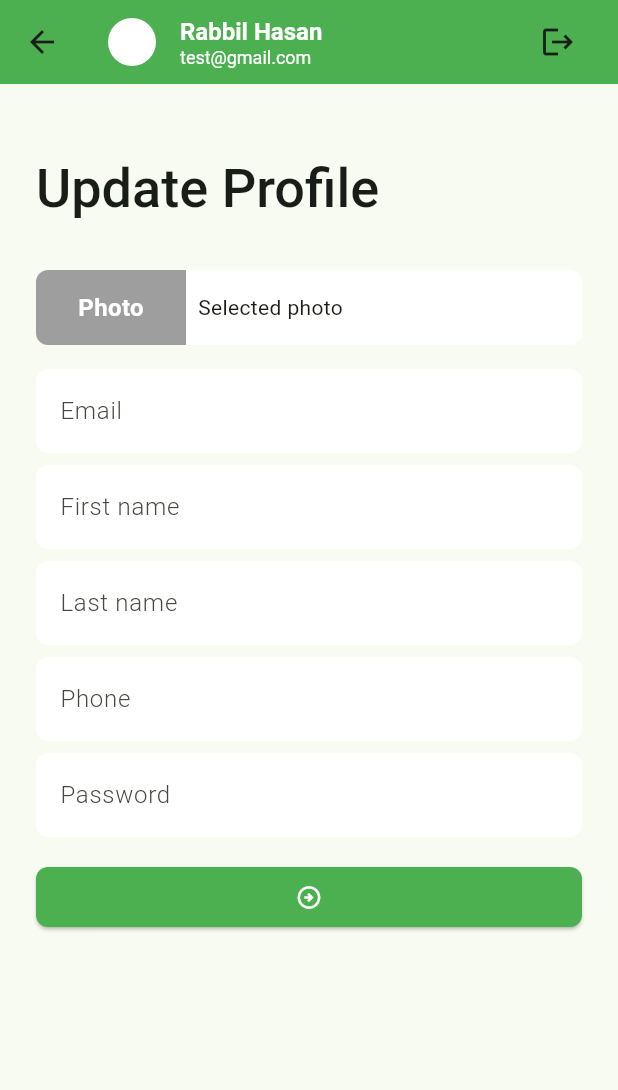
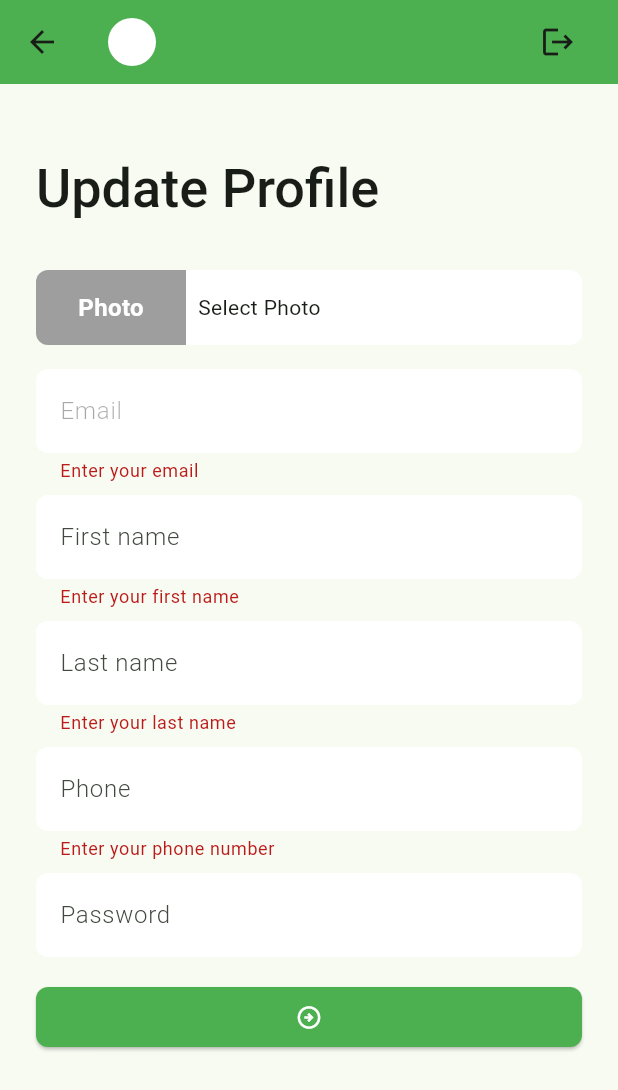
Before and after one commit to RafatMeraz/ostad_flutter_batch_seven, a Flutter app: the ProfileScreen screen opened directly, after a tap on the "arrow circle right" icon, on a phone screen of 412 x 824 dp. Shown: the top 1090 px of the screen. Run offline on Flutter 3.47's test engine with Material 3 defaults, Android fonts, the phone set to English and light mode, and no system bars; our stand-ins replace flutter_svg, image_picker, pin_code_fields, shared_preferences; accounts and stored records are empty.

Commit message:
Integrate update profile api

```diff
--- /dev/null
+++ b/task_manager/lib/data/models/user_model.dart
@@ -0,0 +1,48 @@
+class UserModel {
+  String? sId;
+  String? email;
+  String? firstName;
+  String? lastName;
+  String? mobile;
+  String? password;
+  String? photo;
+  String? createdDate;
+
+  String get fullName {
+    return '${firstName ?? ''} ${lastName ?? ''}';
+  }
+
+  UserModel(
+      {this.sId,
+      this.email,
+      this.firstName,
+      this.lastName,
+      this.mobile,
+      this.password,
+      this.photo,
+      this.createdDate});
+
+  UserModel.fromJson(Map<String, dynamic> json) {
+    sId = json['_id'];
+    email = json['email'];
+    firstName = json['firstName'];
+    lastName = json['lastName'];
+    mobile = json['mobile'];
+    password = json['password'];
+    photo = json['photo'];
+    createdDate = json['createdDate'];
+  }
+
+  Map<String, dynamic> toJson() {
+    final Map<String, dynamic> data = <String, dynamic>{};
+    data['_id'] = sId;
+    data['email'] = email;
+    data['firstName'] = firstName;
+    data['lastName'] = lastName;
+    data['mobile'] = mobile;
+    data['password'] = password;
+    data['photo'] = photo;
+    data['createdDate'] = createdDate;
+    return data;
+  }
+}
--- a/task_manager/lib/data/utils/urls.dart
+++ b/task_manager/lib/data/utils/urls.dart
@@ -7,6 +7,7 @@ class Urls {
   static const String newTaskList = '$_baseUrl/listTaskByStatus/New';
   static const String completedTaskList = '$_baseUrl/listTaskByStatus/Completed';
   static const String taskStatusCount = '$_baseUrl/taskStatusCount';
+  static const String updateProfile = '$_baseUrl/profileUpdate';
 
   static String changeStatus(String taskId, String status) =>
       '$_baseUrl/updateTaskStatus/$taskId/$status';
--- a/task_manager/lib/ui/screens/profile_screen.dart
+++ b/task_manager/lib/ui/screens/profile_screen.dart
@@ -1,4 +1,14 @@
+import 'dart:convert';
+
 import 'package:flutter/material.dart';
+import 'package:image_picker/image_picker.dart';
+import 'package:task_manager/data/models/network_response.dart';
+import 'package:task_manager/data/models/user_model.dart';
+import 'package:task_manager/data/services/network_caller.dart';
+import 'package:task_manager/data/utils/urls.dart';
+import 'package:task_manager/ui/controllers/auth_controller.dart';
+import 'package:task_manager/ui/widgets/centered_circular_progress_indicator.dart';
+import 'package:task_manager/ui/widgets/snack_bar_message.dart';
 import 'package:task_manager/ui/widgets/tm_app_bar.dart';
 
 class ProfileScreen extends StatefulWidget {
@@ -9,6 +19,30 @@ class ProfileScreen extends StatefulWidget {
 }
 
 class _ProfileScreenState extends State<ProfileScreen> {
+  final TextEditingController _emailTEController = TextEditingController();
+  final TextEditingController _firstNameTEController = TextEditingController();
+  final TextEditingController _lastNameTEController = TextEditingController();
+  final TextEditingController _phoneTEController = TextEditingController();
+  final TextEditingController _passwordTEController = TextEditingController();
+  final GlobalKey<FormState> _formKey = GlobalKey<FormState>();
+
+  XFile? _selectedImage;
+
+  bool _updateProfileInProgress = false;
+
+  @override
+  void initState() {
+    super.initState();
+    _setUserData();
+  }
+
+  void _setUserData() {
+    _emailTEController.text = AuthController.userData?.email ?? '';
+    _firstNameTEController.text = AuthController.userData?.firstName ?? '';
+    _lastNameTEController.text = AuthController.userData?.lastName ?? '';
+    _phoneTEController.text = AuthController.userData?.mobile ?? '';
+  }
+
   @override
   Widget build(BuildContext context) {
     return Scaffold(
@@ -18,6 +52,8 @@ class _ProfileScreenState extends State<ProfileScreen> {
       body: SingleChildScrollView(
         child: Padding(
           padding: const EdgeInsets.symmetric(horizontal: 24),
+          child: Form(
+            key: _formKey,
             child: Column(
               crossAxisAlignment: CrossAxisAlignment.start,
               children: [
@@ -33,44 +69,120 @@ class _ProfileScreenState extends State<ProfileScreen> {
                 _buildPhotoPicker(),
                 const SizedBox(height: 16),
                 TextFormField(
+                  enabled: false,
+                  controller: _emailTEController,
                   decoration: const InputDecoration(hintText: 'Email'),
+                  validator: (String? value) {
+                    if (value?.trim().isEmpty ?? true) {
+                      return 'Enter your email';
+                    }
+                    return null;
+                  },
                 ),
                 const SizedBox(height: 8),
                 TextFormField(
+                  controller: _firstNameTEController,
                   decoration: const InputDecoration(hintText: 'First name'),
+                  validator: (String? value) {
+                    if (value?.trim().isEmpty ?? true) {
+                      return 'Enter your first name';
+                    }
+                    return null;
+                  },
                 ),
                 const SizedBox(height: 8),
                 TextFormField(
+                  controller: _lastNameTEController,
                   decoration: const InputDecoration(hintText: 'Last name'),
+                  validator: (String? value) {
+                    if (value?.trim().isEmpty ?? true) {
+                      return 'Enter your last name';
+                    }
+                    return null;
+                  },
                 ),
                 const SizedBox(height: 8),
                 TextFormField(
+                  controller: _phoneTEController,
                   decoration: const InputDecoration(hintText: 'Phone'),
+                  validator: (String? value) {
+                    if (value?.trim().isEmpty ?? true) {
+                      return 'Enter your phone number';
+                    }
+                    return null;
+                  },
                 ),
                 const SizedBox(height: 8),
                 TextFormField(
+                  controller: _passwordTEController,
                   decoration: const InputDecoration(hintText: 'Password'),
                 ),
                 const SizedBox(height: 16),
-              ElevatedButton(
-                onPressed: () {},
+                Visibility(
+                  visible: _updateProfileInProgress == false,
+                  replacement: const CenteredCircularProgressIndicator(),
+                  child: ElevatedButton(
+                    onPressed: () {
+                      if (_formKey.currentState!.validate()) {
+                        _updateProfile();
+                      }
+                    },
                     child: const Icon(Icons.arrow_circle_right_outlined),
+                  ),
                 ),
                 const SizedBox(height: 16),
               ],
             ),
           ),
         ),
+      ),
     );
   }
 
-  Container _buildPhotoPicker() {
-    return Container(
+  Future<void> _updateProfile() async {
+    _updateProfileInProgress = true;
+    setState(() {});
+    Map<String, dynamic> requestBody = {
+      "email": _emailTEController.text.trim(),
+      "firstName": _firstNameTEController.text.trim(),
+      "lastName": _lastNameTEController.text.trim(),
+      "mobile": _phoneTEController.text.trim(),
+    };
+
+    if (_passwordTEController.text.isNotEmpty) {
+      requestBody['password'] = _passwordTEController.text;
+    }
+
+    if (_selectedImage != null) {
+      List<int> imageBytes = await _selectedImage!.readAsBytes();
+      String convertedImage = base64Encode(imageBytes);
+      requestBody['photo'] = convertedImage;
+    }
+
+    final NetworkResponse response = await NetworkCaller.postRequest(
+      url: Urls.updateProfile,
+      body: requestBody,
+    );
+
+    _updateProfileInProgress = false;
+    setState(() {});
+
+    if (response.isSuccess) {
+      UserModel userModel = UserModel.fromJson(requestBody);
+      AuthController.saveUserData(userModel);
+      showSnackBarMessage(context, 'Profile has been updated!');
+    } else {
+      showSnackBarMessage(context, response.errorMessage);
+    }
+  }
+
+  Widget _buildPhotoPicker() {
+    return GestureDetector(
+      onTap: _pickImage,
+      child: Container(
         height: 50,
         decoration: BoxDecoration(
-        borderRadius: BorderRadius.circular(8),
-        color: Colors.white
-      ),
+            borderRadius: BorderRadius.circular(8), color: Colors.white),
         child: Row(
           children: [
             Container(
@@ -84,16 +196,36 @@ class _ProfileScreenState extends State<ProfileScreen> {
                 ),
               ),
               alignment: Alignment.center,
-            child: const Text('Photo', style: TextStyle(
+              child: const Text(
+                'Photo',
+                style: TextStyle(
                     color: Colors.white,
                     fontWeight: FontWeight.w600,
-              fontSize: 16
-            ),),
+                    fontSize: 16),
+              ),
             ),
             const SizedBox(width: 8),
-          const Text('Selected photo'),
+            Text(_getSelectedPhotoTitle()),
           ],
+        ),
       ),
     );
   }
+
+  String _getSelectedPhotoTitle() {
+    if (_selectedImage != null) {
+      return _selectedImage!.name;
     }
+    return 'Select Photo';
+  }
+
+  Future<void> _pickImage() async {
+    ImagePicker imagePicker = ImagePicker();
+    XFile? pickedImage =
+        await imagePicker.pickImage(source: ImageSource.gallery);
+    if (pickedImage != null) {
+      _selectedImage = pickedImage;
+      setState(() {});
+    }
+  }
+}
--- a/task_manager/lib/ui/screens/sign_in_screen.dart
+++ b/task_manager/lib/ui/screens/sign_in_screen.dart
@@ -1,5 +1,6 @@
 import 'package:flutter/gestures.dart';
 import 'package:flutter/material.dart';
+import 'package:task_manager/data/models/login_model.dart';
 import 'package:task_manager/data/models/network_response.dart';
 import 'package:task_manager/data/services/network_caller.dart';
 import 'package:task_manager/data/utils/urls.dart';
@@ -157,7 +158,9 @@ class _SignInScreenState extends State<SignInScreen> {
     _inProgress = false;
     setState(() {});
     if (response.isSuccess) {
-      await AuthController.saveAccessToken(response.responseData['token']);
+      LoginModel loginModel = LoginModel.fromJson(response.responseData);
+      await AuthController.saveAccessToken(loginModel.token!);
+      await AuthController.saveUserData(loginModel.data!.first);
       Navigator.pushAndRemoveUntil(
         context,
         MaterialPageRoute(builder: (context) => const MainBottomNavBarScreen()),
--- a/task_manager/lib/ui/screens/splash_screen.dart
+++ b/task_manager/lib/ui/screens/splash_screen.dart
@@ -25,6 +25,7 @@ class _SplashScreenState extends State<SplashScreen> {
     await Future.delayed(const Duration(seconds: 2));
     await AuthController.getAccessToken();
     if (AuthController.isLoggedIn()) {
+      await AuthController.getUserData();
       Navigator.pushReplacement(
         context,
         MaterialPageRoute(
--- a/task_manager/lib/ui/widgets/tm_app_bar.dart
+++ b/task_manager/lib/ui/widgets/tm_app_bar.dart
@@ -35,20 +35,20 @@ class TMAppBar extends StatelessWidget implements PreferredSizeWidget {
               backgroundColor: Colors.white,
             ),
             const SizedBox(width: 16),
-            const Expanded(
+            Expanded(
               child: Column(
                 crossAxisAlignment: CrossAxisAlignment.start,
                 children: [
                   Text(
-                    'Rabbil Hasan',
-                    style: TextStyle(
+                    AuthController.userData?.fullName ?? '',
+                    style: const TextStyle(
                         fontSize: 16,
                         color: Colors.white,
                         fontWeight: FontWeight.w600),
                   ),
                   Text(
-                    'test@gmail.com',
-                    style: TextStyle(fontSize: 12, color: Colors.white),
+                    AuthController.userData?.email ?? '',
+                    style: const TextStyle(fontSize: 12, color: Colors.white),
                   )
                 ],
               ),
--- a/task_manager/pubspec.yaml
+++ b/task_manager/pubspec.yaml
@@ -17,6 +17,7 @@ dependencies:
   pin_code_fields: ^8.0.1
   http: ^1.2.2
   shared_preferences: ^2.3.2
+  image_picker: ^1.1.2
 
 dev_dependencies:
   flutter_test:
```
Also changed, not shown: task_manager/lib/data/models/login_model.dart (added, +20 -0 lines), task_manager/lib/ui/controllers/auth_controller.dart (+23 -0 lines), task_manager/pubspec.lock. Lines whose indentation alone changed are shown as unchanged.
